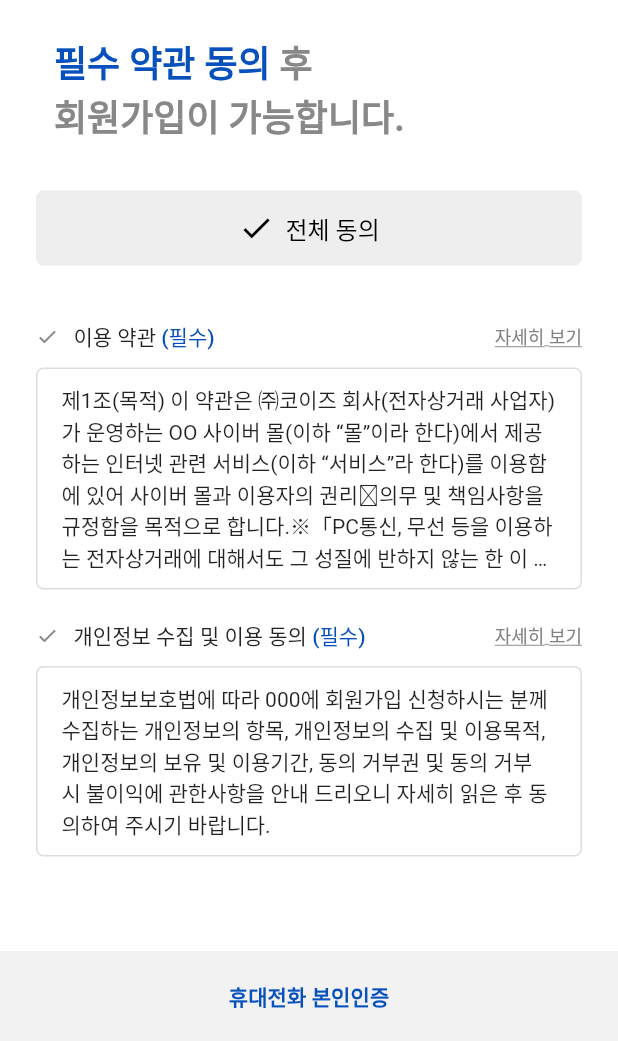
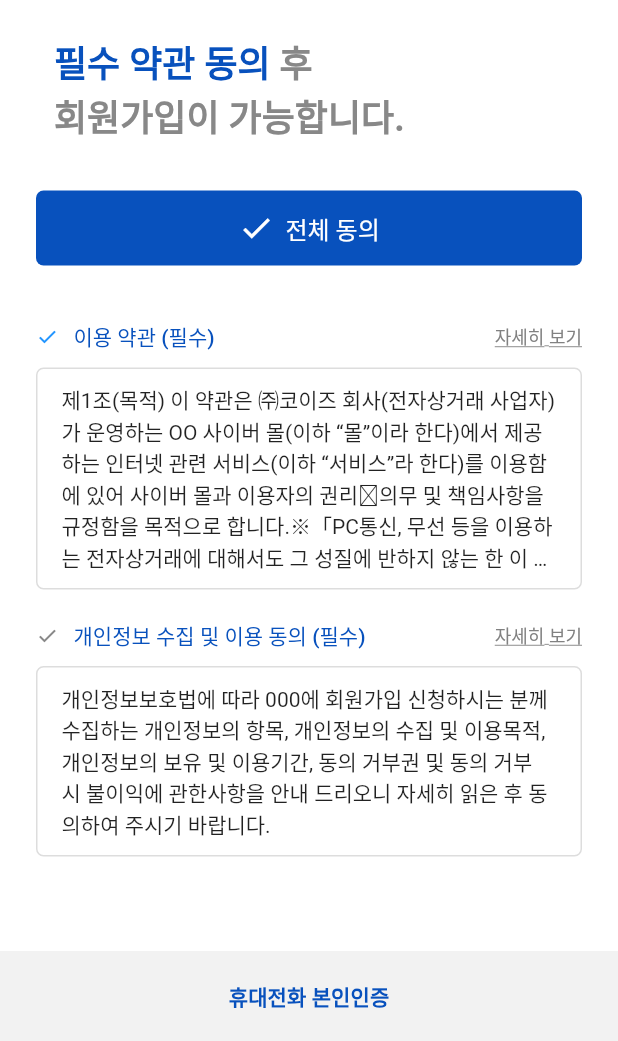
Before and after one commit to metasoft-official/beautycare-kiosk, a Flutter app: the TermsAgreementPage screen opened by its route, after a tap on "전체 동의", on a phone screen of 412 x 824 dp, the part 195-1236 px from its top. Run offline on Flutter 3.47's test engine with Material 2 defaults, Android fonts, the phone set to English and light mode, and no system bars; our stand-ins replace camera, dio, firebase_core, firebase_messaging, fl_chart, flutter_local_notifications and 11 more; missing offline and left inert: kakao_flutter_sdk_user, remedi_kopo, spincircle_bottom_bar; accounts and stored records are empty; generated files the repository leaves out were written again; Roboto replaces fonts that are missing (noto_sans_kr); project files that could hold a hidden picture were left out.

Commit message:
feat : 약관 동의 페이지 체크 로직 추가

```diff
--- a/lib/user/view/pages/terms_agreement_page.dart
+++ b/lib/user/view/pages/terms_agreement_page.dart
@@ -9,6 +9,8 @@ import 'package:beauty_care/common/layout/app_button_theme.dart';
 import 'package:beauty_care/common/component/widgets/button_bottom_navigation_bar.dart';
 import 'package:beauty_care/common/component/widgets/mark_texts_widget.dart';
 
+import 'package:beauty_care/user/provider/register_state_provider.dart';
+
 class TermsAgreementPage extends ConsumerWidget {
   const TermsAgreementPage({Key? key}) : super(key: key);
 
@@ -16,6 +18,8 @@ class TermsAgreementPage extends ConsumerWidget {
 
   @override
   Widget build(BuildContext context, WidgetRef ref) {
+    final registerState = ref.watch(registerStateProvider);
+
     return Scaffold(
       backgroundColor: Colors.white,
       appBar: AppBar(),
@@ -48,8 +52,15 @@ class TermsAgreementPage extends ConsumerWidget {
             SizedBox(
               width: double.infinity,
               child: ElevatedButton.icon(
-                style: AppButtonTheme.greyElevatedButtonTheme,
-                onPressed: () {},
+                style: registerState.allTermsState == false
+                    ? AppButtonTheme.greyElevatedButtonTheme
+                    : AppButtonTheme.basicElevatedButtonTheme.copyWith(
+                        textStyle: MaterialStateProperty.resolveWith((states) {
+                        return AppTextTheme.blue16m;
+                      })),
+                onPressed: () {
+                  registerState.agreeAllTerms();
+                },
                 icon: const Icon(Icons.check),
                 label: const Text('전체 동의'),
               ),
@@ -58,19 +69,25 @@ class TermsAgreementPage extends ConsumerWidget {
             Row(
               children: [
                 InkWell(
-                  onTap: () {},
+                  onTap: () {
+                    registerState.agreeTerms(0);
+                  },
                   child: Row(
-                    children: const [
+                    children: [
                       Icon(
                         Icons.check,
-                        color: AppColor.middleGrey,
+                        color: registerState.termsStates[0] == true
+                            ? AppColor.blue
+                            : AppColor.middleGrey,
                         size: 15,
                       ),
-                      SizedBox(width: 10),
+                      const SizedBox(width: 10),
                       MarkTextsWidget(
                           text: '이용 약관 (필수)',
                           markText: '(필수)',
-                          defaultTextStyle: AppTextTheme.black14m,
+                          defaultTextStyle: registerState.termsStates[0]
+                              ? AppTextTheme.blue14m
+                              : AppTextTheme.black14m,
                           markTextStyle: AppTextTheme.blue14m),
                     ],
                   ),
@@ -99,19 +116,23 @@ class TermsAgreementPage extends ConsumerWidget {
             Row(
               children: [
                 InkWell(
-                  onTap: () {},
+                  onTap: () {
+                    registerState.agreeTerms(1);
+                  },
                   child: Row(
-                    children: const [
-                      Icon(
+                    children: [
+                      const Icon(
                         Icons.check,
                         color: AppColor.middleGrey,
                         size: 15,
                       ),
-                      SizedBox(width: 10),
+                      const SizedBox(width: 10),
                       MarkTextsWidget(
                           text: '개인정보 수집 및 이용 동의 (필수)',
                           markText: '(필수)',
-                          defaultTextStyle: AppTextTheme.black14m,
+                          defaultTextStyle: registerState.termsStates[1]
+                              ? AppTextTheme.blue14m
+                              : AppTextTheme.black14m,
                           markTextStyle: AppTextTheme.blue14m),
                     ],
                   ),
@@ -140,11 +161,17 @@ class TermsAgreementPage extends ConsumerWidget {
         ),
       )),
       bottomNavigationBar: ButtonBottomNavigationBarWidget(
-        buttonColor: AppColor.lightGreyButtonColor,
-        textStyle: AppTextTheme.blue14b,
+        buttonColor: registerState.allTermsState == true
+            ? AppColor.lightGreyButtonColor
+            : AppColor.middleGrey,
+        textStyle: registerState.allTermsState == true
+            ? AppTextTheme.blue14b
+            : AppTextTheme.white14b,
         label: '휴대전화 본인인증',
         onPressed: () {
-          context.pushNamed('register');
+          registerState.allTermsState == true
+              ? context.pushNamed('register')
+              : null;
         },
       ),
     );
```
